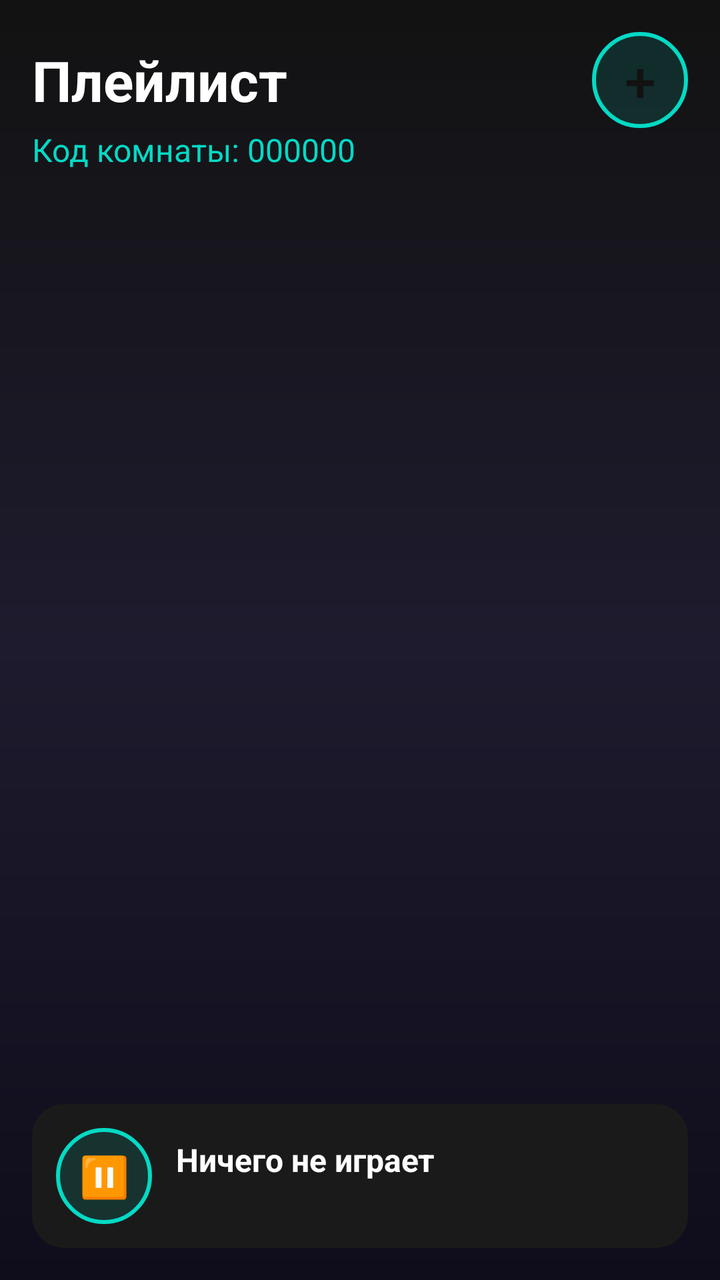
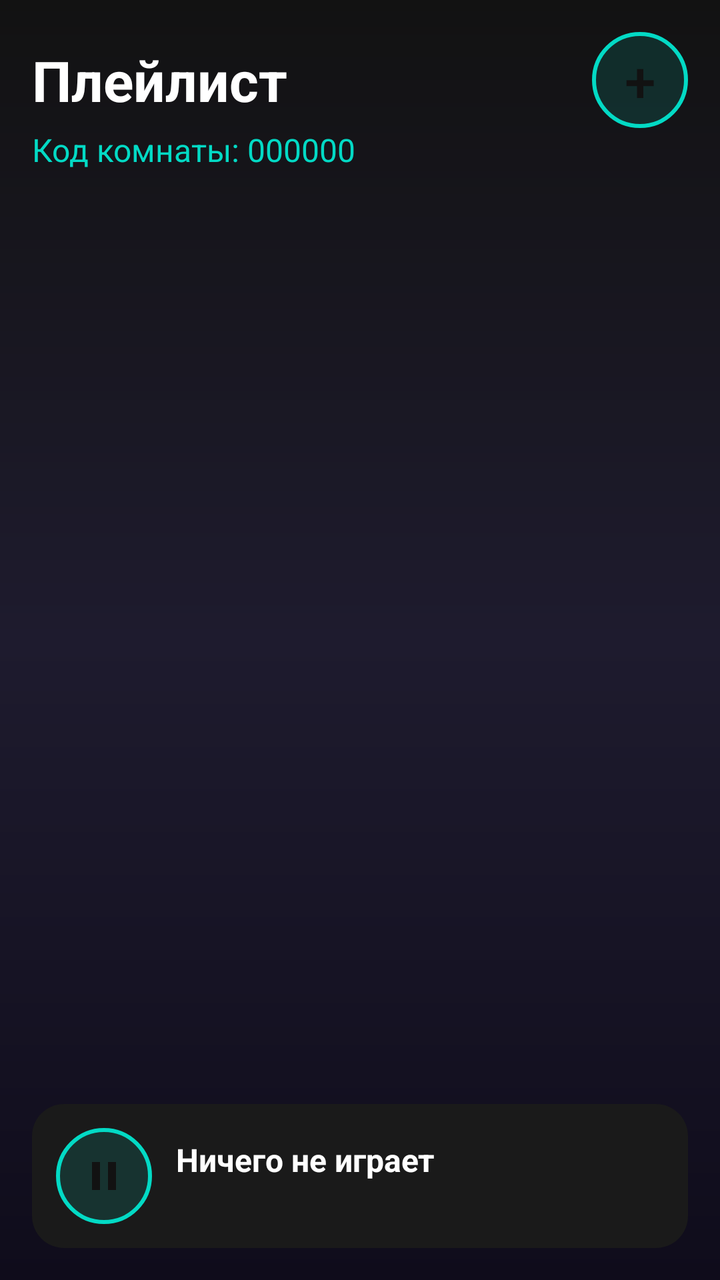

Before-and-after screenshots of an Android layout around one commit, followed by the original layout XML and the change that was made.
<!-- AndroidManifest.xml: application theme Theme.AppCompat.NoActionBar -->
<!-- res/layout/activity_playlist.xml -->
<?xml version="1.0" encoding="utf-8"?>
<RelativeLayout xmlns:android="http://schemas.android.com/apk/res/android"
    android:layout_width="match_parent"
    android:layout_height="match_parent"
    android:background="@drawable/bg_gradient"
    android:padding="16dp">

    
    <LinearLayout
        android:id="@+id/topBar"
        android:layout_width="match_parent"
        android:layout_height="wrap_content"
        android:orientation="horizontal"
        android:gravity="center_vertical"
        android:layout_alignParentTop="true">

        <TextView
            android:layout_width="0dp"
            android:layout_height="wrap_content"
            android:layout_weight="1"
            android:text="Плейлист"
            android:textSize="28sp"
            android:textStyle="bold"
            android:textColor="#FFFFFF" />

        <Button
            android:id="@+id/btnAddTrack"
            android:layout_width="48dp"
            android:layout_height="48dp"
            android:text="+"
            android:textSize="28sp"
            android:textColor="#121212"
            android:background="@drawable/btn_neon_cyan"
            android:stateListAnimator="@null"/>
    </LinearLayout>

    
    <TextView
        android:id="@+id/tvPlaylistCode"
        android:layout_width="wrap_content"
        android:layout_height="wrap_content"
        android:text="Код комнаты: 000000"
        android:textSize="16sp"
        android:textColor="#03DAC5"
        android:layout_below="@id/topBar"
        android:layout_marginBottom="16dp" />

    
    <ListView
        android:id="@+id/lvTracks"
        android:layout_width="match_parent"
        android:layout_height="match_parent"
        android:layout_below="@id/tvPlaylistCode"
        android:layout_above="@id/bottomPlayer"
        android:divider="#333333"
        android:dividerHeight="1dp"
        android:paddingBottom="8dp"/>

    
    <LinearLayout
        android:id="@+id/bottomPlayer"
        android:layout_width="match_parent"
        android:layout_height="wrap_content"
        android:orientation="horizontal"
        android:gravity="center_vertical"
        android:layout_alignParentBottom="true"
        android:background="@drawable/bg_track_card"
        android:padding="12dp"
        android:layout_marginTop="8dp">

        
        <Button
            android:id="@+id/btnPlayPause"
            android:layout_width="48dp"
            android:layout_height="48dp"
            android:text="⏸"
            android:textSize="20sp"
            android:textColor="#121212"
            android:background="@drawable/btn_neon_cyan"
            android:stateListAnimator="@null"
            android:layout_marginEnd="12dp"/>

        
        <LinearLayout
            android:layout_width="0dp"
            android:layout_height="wrap_content"
            android:layout_weight="1"
            android:orientation="vertical">

            <TextView
                android:id="@+id/tvNowPlayingTitle"
                android:layout_width="wrap_content"
                android:layout_height="wrap_content"
                android:text="Ничего не играет"
                android:textSize="16sp"
                android:textStyle="bold"
                android:textColor="#FFFFFF"
                android:maxLines="1"
                android:ellipsize="end"/>

            <TextView
                android:id="@+id/tvNowPlayingArtist"
                android:layout_width="wrap_content"
                android:layout_height="wrap_content"
                android:text=""
                android:textSize="12sp"
                android:textColor="#AAAAAA"
                android:maxLines="1"
                android:ellipsize="end"/>
        </LinearLayout>

    </LinearLayout>

</RelativeLayout>
<!-- resources referenced by this layout -->
<resources>
  <!-- drawable bg_gradient (drawable) -->
  <?xml version="1.0" encoding="utf-8"?>
  <shape xmlns:android="http://schemas.android.com/apk/res/android">
      <gradient
          android:angle="270"
          android:startColor="#121212"
          android:centerColor="#1E1B2E"
          android:endColor="#0F0C1B"
          android:type="linear" />
  </shape>
  <!-- drawable bg_track_card (drawable) -->
  <?xml version="1.0" encoding="utf-8"?>
  <shape xmlns:android="http://schemas.android.com/apk/res/android">
      <solid android:color="#1A1A1A"/>
      <corners android:radius="16dp"/>
  </shape>
  <!-- drawable btn_neon_cyan (drawable) -->
  <?xml version="1.0" encoding="utf-8"?>
  <shape xmlns:android="http://schemas.android.com/apk/res/android">
      <solid android:color="#2003DAC5" />
      <stroke android:width="2dp" android:color="#03DAC5" />
      <corners android:radius="30dp" />
  </shape>
  <style name="Theme.AppCompat.NoActionBar" parent="Theme.AppCompat.Light.NoActionBar">
          <item name="colorPrimary">#6200EE</item>
          <item name="colorPrimaryDark">#3700B3</item>
          <item name="colorAccent">#03DAC5</item>
          <item name="android:windowBackground">#121212</item>
      </style>
</resources>

<!-- the commit's change to res/layout/activity_playlist.xml (unified diff, before → after) -->
@@ -69,16 +69,15 @@
         android:layout_marginTop="8dp">
 
         
-        <Button
+        <ImageButton
             android:id="@+id/btnPlayPause"
             android:layout_width="48dp"
             android:layout_height="48dp"
-            android:text="⏸"
-            android:textSize="20sp"
-            android:textColor="#121212"
+            android:src="@drawable/ic_pause"
             android:background="@drawable/btn_neon_cyan"
-            android:stateListAnimator="@null"
-            android:layout_marginEnd="12dp"/>
+            android:scaleType="centerInside"
+            android:layout_marginEnd="12dp"
+            android:contentDescription="Play/Pause"/>
 
         
         <LinearLayout
<!-- resource entries referenced after the edit -->
@@ -23,6 +23,16 @@
       <stroke android:width="2dp" android:color="#03DAC5" />
       <corners android:radius="30dp" />
   </shape>
+  <!-- drawable ic_pause (drawable) -->
+  <vector xmlns:android="http://schemas.android.com/apk/res/android"
+      android:width="24dp"
+      android:height="24dp"
+      android:viewportWidth="24"
+      android:viewportHeight="24">
+      <path
+          android:fillColor="#121212"
+          android:pathData="M6,19h4V5H6v14zM14,5v14h4V5h-4z"/>
+  </vector>
   <style name="Theme.AppCompat.NoActionBar" parent="Theme.AppCompat.Light.NoActionBar">
           <item name="colorPrimary">#6200EE</item>
           <item name="colorPrimaryDark">#3700B3</item>
